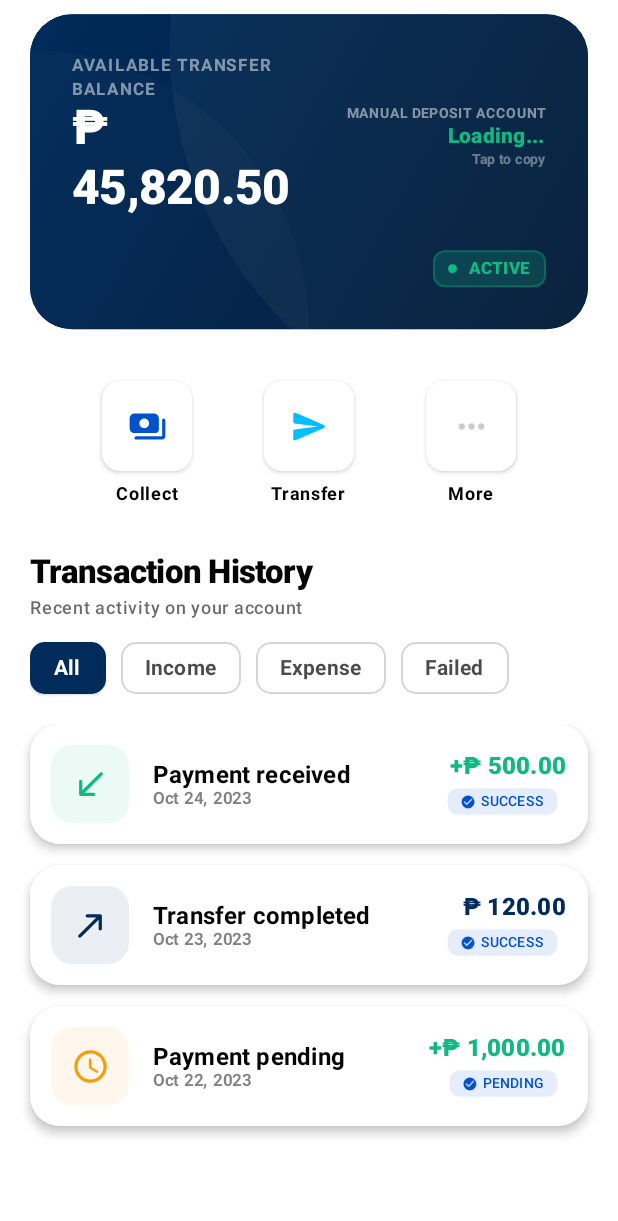
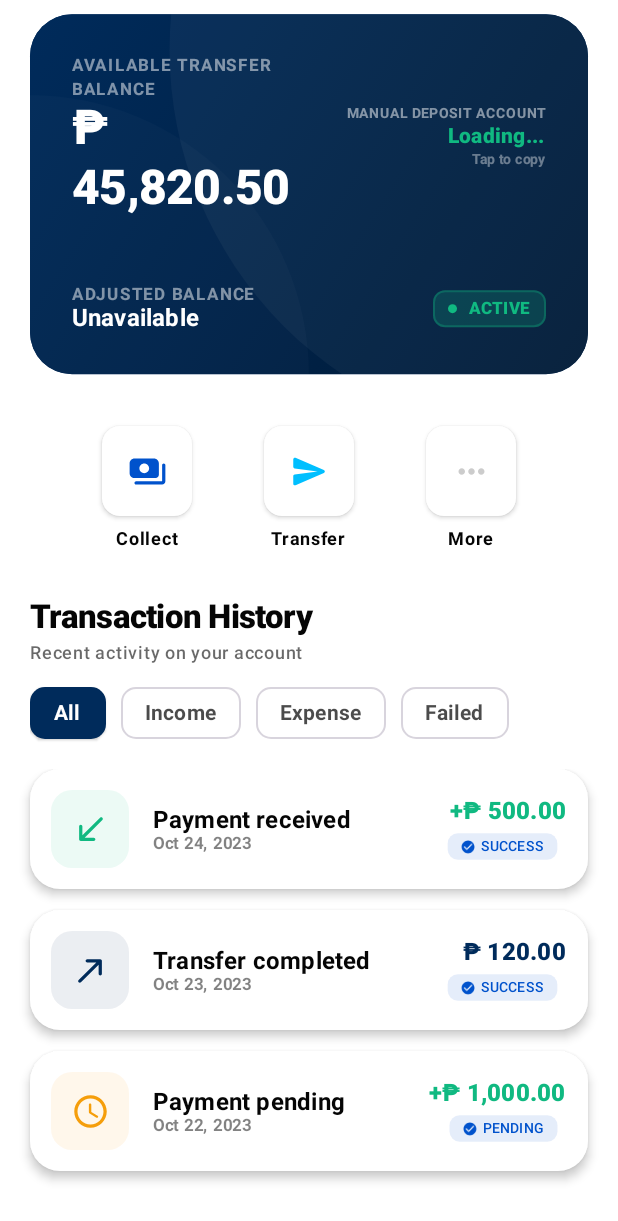
Before and after one commit to DRPAY88/swiftpay-merchant, an Android app built with Jetpack Compose: the @Preview function WalletListPreview, on a phone screen of 412 x 824 dp. Shown: the top 1221 px of the screen. Run offline under Robolectric (Android 15) with nearby library versions, the phone set to English and light mode, and no system bars; our stand-ins replace Navigation 3, navigation suite.

```diff
--- a/app/src/main/java/com/example/myapplication/data/api/SwiftPayBackendApi.kt
+++ b/app/src/main/java/com/example/myapplication/data/api/SwiftPayBackendApi.kt
@@ -52,6 +52,7 @@ data class BackendStatusResponse(
 @Serializable
 data class BackendWalletBalanceResponse(
     val balance: Double,
+    val adjustedBalance: Double? = null,
     val accountNumber: String? = null
 )
 
--- a/app/src/main/java/com/example/myapplication/ui/screens/WalletScreen.kt
+++ b/app/src/main/java/com/example/myapplication/ui/screens/WalletScreen.kt
@@ -79,6 +79,7 @@ fun WalletScreen(
     viewModel: MiniAppViewModel = viewModel()
 ) {
     val balance = viewModel.walletBalance
+    val adjustedBalance = viewModel.walletAdjustedBalance
     var transactions by remember { mutableStateOf<List<InternalTransaction>>(emptyList()) }
     var isLoading by remember { mutableStateOf(false) }
     var selectedFilter by remember { mutableStateOf("All") }
@@ -187,6 +188,7 @@ fun WalletScreen(
             listPane = {
                 WalletListContent(
                     balance = balance,
+                    adjustedBalance = adjustedBalance,
                     accountNumber = depositAccountNumber,
                     transactions = filteredTransactions,
                     selectedFilter = selectedFilter,
@@ -221,6 +223,7 @@ fun WalletScreen(
 @Composable
 fun WalletListContent(
     balance: Double?,
+    adjustedBalance: Double? = null,
     accountNumber: String? = null,
     transactions: List<InternalTransaction>,
     selectedFilter: String,
@@ -249,6 +252,7 @@ fun WalletListContent(
 
         PremiumBalanceCard(
             balance = balance,
+            adjustedBalance = adjustedBalance,
             accountNumber = accountNumber,
             errorMessage = viewModel?.walletBalanceError,
             onRetry = { viewModel?.refreshBalance() }
@@ -305,6 +309,7 @@ fun WalletListContent(
 @Composable
 fun PremiumBalanceCard(
     balance: Double?,
+    adjustedBalance: Double? = null,
     accountNumber: String? = null,
     errorMessage: String? = null,
     onRetry: () -> Unit = {}
@@ -325,7 +330,7 @@ fun PremiumBalanceCard(
     Surface(
         modifier = Modifier
             .fillMaxWidth()
-            .height(210.dp)
+            .height(240.dp)
             .graphicsLayer {
                 translationY = -shadowOffset / 2
             },
@@ -438,17 +443,33 @@ fun PremiumBalanceCard(
 
                 Row(
                     modifier = Modifier.fillMaxWidth(),
-                    horizontalArrangement = if (errorMessage == null) Arrangement.End else Arrangement.SpaceBetween,
+                    horizontalArrangement = Arrangement.SpaceBetween,
                     verticalAlignment = Alignment.CenterVertically
                 ) {
+                    Column(modifier = Modifier.weight(1f)) {
+                        Text(
+                            text = "ADJUSTED BALANCE",
+                            style = MaterialTheme.typography.labelSmall,
+                            color = Color.White.copy(alpha = 0.5f),
+                            fontWeight = FontWeight.Bold,
+                            letterSpacing = 1.2.sp
+                        )
+                        Text(
+                            text = adjustedBalance?.let { "₱ ${"%,.2f".format(it)}" } ?: "Unavailable",
+                            style = MaterialTheme.typography.titleMedium,
+                            fontWeight = FontWeight.Bold,
+                            color = Color.White
+                        )
+                        if (errorMessage != null) {
+                            Text(
+                                text = errorMessage,
+                                style = MaterialTheme.typography.labelSmall,
+                                color = Color.White.copy(alpha = 0.8f),
+                                maxLines = 1
+                            )
+                        }
+                    }
                     if (errorMessage != null) {
-                        Text(
-                            text = errorMessage,
-                            style = MaterialTheme.typography.labelSmall,
-                            color = Color.White.copy(alpha = 0.8f),
-                            maxLines = 1,
-                            modifier = Modifier.weight(1f)
-                        )
                         TextButton(onClick = onRetry) {
                             Text("RETRY", color = Color.White, fontWeight = FontWeight.Bold)
                         }
```
Also changed, not shown: app/src/main/java/com/example/myapplication/data/SwiftPayBackendClient.kt (+12 -20 lines), app/src/main/java/com/example/myapplication/ui/screens/MiniAppViewModel.kt (+13 -10 lines), 4 other files.
